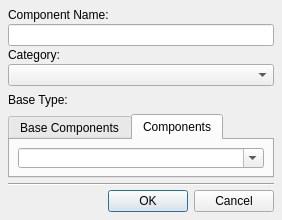
Old version of the form ui/createcomponentdialog.ui in the repository maxavadallat/maxdesigner.
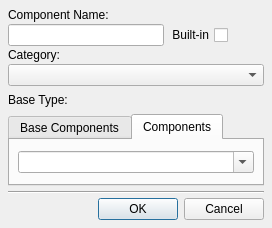
New version of the form. The open tabs and pages were chosen to show the change.

Diff of the .ui file:
```diff
--- a/ui/createcomponentdialog.ui
+++ b/ui/createcomponentdialog.ui
@@ -6,8 +6,8 @@
    <rect>
     <x>0</x>
     <y>0</y>
-    <width>282</width>
-    <height>220</height>
+    <width>272</width>
+    <height>228</height>
    </rect>
   </property>
   <property name="sizePolicy">
@@ -18,14 +18,14 @@
   </property>
   <property name="minimumSize">
    <size>
-    <width>282</width>
-    <height>220</height>
+    <width>0</width>
+    <height>228</height>
    </size>
   </property>
   <property name="maximumSize">
    <size>
     <width>16777215</width>
-    <height>220</height>
+    <height>228</height>
    </size>
   </property>
   <property name="windowTitle">
@@ -63,13 +63,52 @@
    <item row="1" column="0" colspan="2">
     <widget class="QLineEdit" name="componentNameEdit">
      <property name="sizePolicy">
-      <sizepolicy hsizetype="MinimumExpanding" vsizetype="Fixed">
+      <sizepolicy hsizetype="Expanding" vsizetype="Fixed">
        <horstretch>0</horstretch>
        <verstretch>0</verstretch>
       </sizepolicy>
      </property>
+     <property name="minimumSize">
+      <size>
+       <width>156</width>
+       <height>0</height>
+      </size>
+     </property>
     </widget>
    </item>
+   <item row="1" column="2">
+    <layout class="QHBoxLayout" name="builtInLayout">
+     <item>
+      <widget class="QCheckBox" name="buildInCheckBox">
+       <property name="sizePolicy">
+        <sizepolicy hsizetype="Fixed" vsizetype="Fixed">
+         <horstretch>0</horstretch>
+         <verstretch>0</verstretch>
+        </sizepolicy>
+       </property>
+       <property name="layoutDirection">
+        <enum>Qt::RightToLeft</enum>
+       </property>
+       <property name="text">
+        <string>Built-in</string>
+       </property>
+      </widget>
+     </item>
+     <item>
+      <spacer name="horizontalSpacer">
+       <property name="orientation">
+        <enum>Qt::Horizontal</enum>
+       </property>
+       <property name="sizeHint" stdset="0">
+        <size>
+         <width>20</width>
+         <height>20</height>
+        </size>
+       </property>
+      </spacer>
+     </item>
+    </layout>
+   </item>
    <item row="2" column="0">
     <widget class="QLabel" name="categoryLabel">
      <property name="text">
@@ -77,7 +116,7 @@
      </property>
     </widget>
    </item>
-   <item row="3" column="0" colspan="2">
+   <item row="3" column="0" colspan="3">
     <widget class="QComboBox" name="categoryComboBox"/>
    </item>
    <item row="4" column="0">
@@ -99,7 +138,7 @@
      </property>
     </widget>
    </item>
-   <item row="5" column="0" colspan="2">
+   <item row="5" column="0" colspan="3">
     <widget class="QTabWidget" name="baseTypeTab">
      <property name="currentIndex">
       <number>0</number>
@@ -170,7 +209,7 @@
      </widget>
     </widget>
    </item>
-   <item row="6" column="0" colspan="2">
+   <item row="6" column="0" colspan="3">
     <widget class="Line" name="line">
      <property name="minimumSize">
       <size>
@@ -183,7 +222,7 @@
      </property>
     </widget>
    </item>
-   <item row="7" column="1">
+   <item row="7" column="1" colspan="2">
     <widget class="QDialogButtonBox" name="buttonBox">
      <property name="orientation">
       <enum>Qt::Horizontal</enum>
```
Left out of the diff: 4 changed lines with no effect on the pictures.
